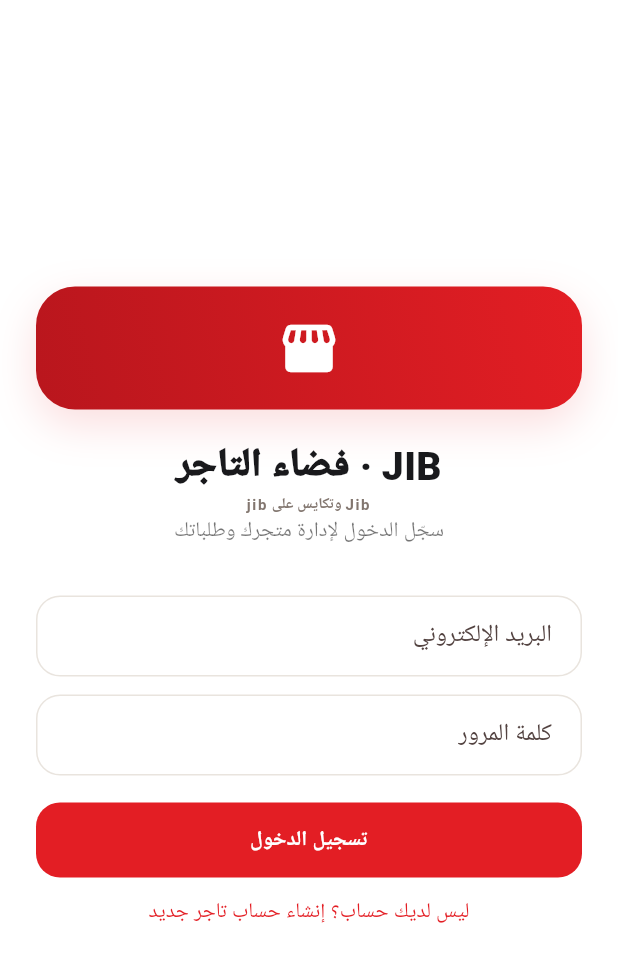
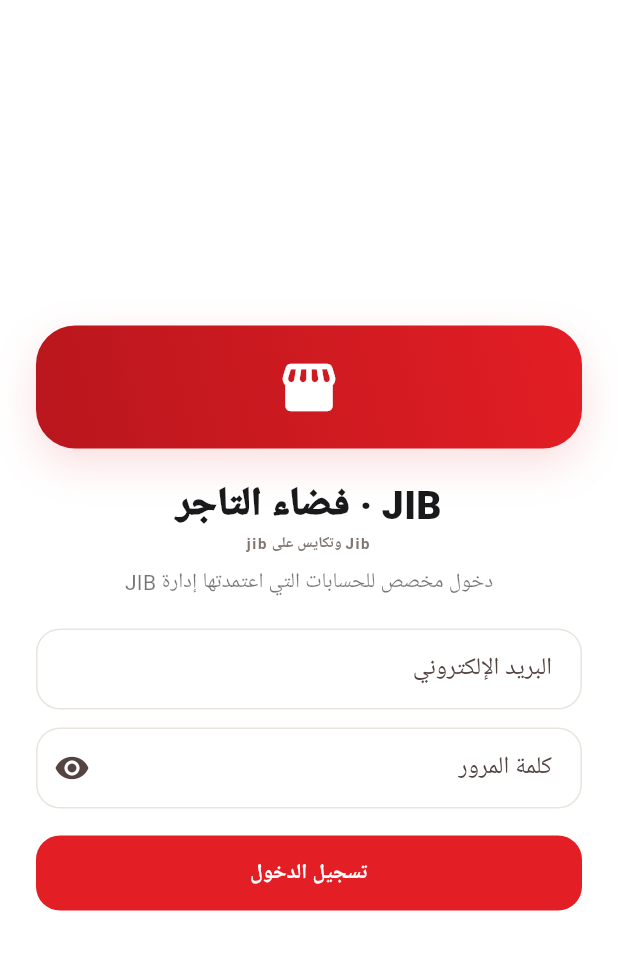
Before and after one commit to hatimsawad/jib-delivery, a Flutter app: the screen it shows after launch, on a phone screen of 412 x 824 dp. Shown: the top 962 px of the screen. Run offline on Flutter 3.47's test engine with Material 3 defaults, Android fonts, the phone set to English and light mode, and no system bars; our stand-ins replace geolocator, image_picker, shared_preferences, supabase_flutter; accounts and stored records are empty.

Commit message:
Restrict Merchant access to JIB-approved accounts and existing stores

```diff
--- a/apps/merchant/lib/main.dart
+++ b/apps/merchant/lib/main.dart
@@ -154,71 +154,41 @@ class MerchantLogin extends StatefulWidget {
 
 class _MerchantLoginState extends State<MerchantLogin> {
   final email = TextEditingController(), password = TextEditingController();
-  final storeName = TextEditingController(), fullName = TextEditingController();
-  final phone = TextEditingController(), address = TextEditingController(), description = TextEditingController();
-  String category = 'restaurant';
-  bool busy = false, creating = false;
-  String? error, notice;
+  bool busy = false, showPassword = false;
+  String? error;
+
   @override
-  void dispose() {
-    email.dispose(); password.dispose(); storeName.dispose(); fullName.dispose();
-    phone.dispose(); address.dispose(); description.dispose(); super.dispose();
+  void dispose() { email.dispose(); password.dispose(); super.dispose(); }
+
+  Future<void> submit() async {
+    if (email.text.trim().isEmpty || password.text.isEmpty) {
+      setState(() => error = 'أدخل البريد الإلكتروني وكلمة المرور.');
+      return;
+    }
+    setState(() { busy = true; error = null; });
+    try {
+      await db.auth.signInWithPassword(email: email.text.trim(), password: password.text);
+    } on AuthException catch (e) {
+      if (mounted) setState(() => error = e.message);
+    } catch (e) {
+      if (mounted) setState(() => error = networkErrorMessage(e));
+    } finally {
+      if (mounted) setState(() => busy = false);
+    }
   }
 
-  Future<void> submit() async {
-    setState(() { busy = true; error = null; notice = null; });
-    try {
-      if (creating) {
-        if (storeName.text.trim().isEmpty || fullName.text.trim().isEmpty) {
-          throw const AuthException('يرجى إدخال اسم التاجر واسم المتجر.');
-        }
-        final result = await db.auth.signUp(
-          email: email.text.trim(),
-          password: password.text,
-          data: {
-            'full_name': fullName.text.trim(),
-            'merchant_store_name': storeName.text.trim(),
-            'merchant_category': category,
-            'merchant_phone': phone.text.trim(),
-            'merchant_address': address.text.trim(),
-            'merchant_description': description.text.trim(),
-          },
-        );
-        if (result.session == null) {
-          setState(() => notice = 'تم إرسال طلب إنشاء الحساب. افتح بريدك الإلكتروني وأكّد الحساب، ثم ارجع إلى هنا وسجّل الدخول بنفس البريد وكلمة المرور لإكمال إعداد المتجر.');
-        } else {
-          setState(() => notice = 'تم إنشاء الحساب. جارٍ إعداد متجرك...');
-        }
-      } else {
-        await db.auth.signInWithPassword(email: email.text.trim(), password: password.text);
-      }
-    } on AuthException catch (e) { if (mounted) setState(() => error = e.message); }
-      on SocketException catch (e) { if (mounted) setState(() => error = networkErrorMessage(e)); }
-      on TimeoutException catch (e) { if (mounted) setState(() => error = networkErrorMessage(e)); }
-      catch (e) { if (mounted) setState(() => error = networkErrorMessage(e)); }
-    finally { if (mounted) setState(() => busy = false); }
-  }
-
-  Widget field(TextEditingController c, String label, {bool secret = false, TextInputType? type}) =>
-    Padding(padding: const EdgeInsets.only(top: 12), child: TextField(
-      controller: c, obscureText: secret, keyboardType: type,
-      decoration: InputDecoration(labelText: label, border: const OutlineInputBorder()),
-    ));
-
   @override
-  Widget build(BuildContext context) => Scaffold(body: Center(child: SingleChildScrollView(
-    padding: const EdgeInsets.all(24), child: ConstrainedBox(
-      constraints: const BoxConstraints(maxWidth: 440), child: Column(
-        crossAxisAlignment: CrossAxisAlignment.stretch, children: [
+  Widget build(BuildContext context) => Scaffold(
+    body: SafeArea(child: Center(child: SingleChildScrollView(
+      padding: const EdgeInsets.all(24),
+      child: ConstrainedBox(
+        constraints: const BoxConstraints(maxWidth: 440),
+        child: Column(crossAxisAlignment: CrossAxisAlignment.stretch, children: [
           Container(
-            width: 82,
-            height: 82,
+            width: 82, height: 82,
             decoration: BoxDecoration(
-              gradient: const LinearGradient(
-                begin: Alignment.topRight,
-                end: Alignment.bottomLeft,
-                colors: [Color(0xFFE31E24), Color(0xFFB9161D)],
-              ),
+              gradient: const LinearGradient(begin: Alignment.topRight, end: Alignment.bottomLeft,
+                colors: [Color(0xFFE31E24), Color(0xFFB9161D)]),
               borderRadius: BorderRadius.circular(26),
               boxShadow: const [BoxShadow(color: Color(0x26E31E24), blurRadius: 24, offset: Offset(0, 10))],
             ),
@@ -226,38 +196,33 @@ class _MerchantLoginState extends State<MerchantLogin> {
             child: const Icon(Icons.storefront_rounded, color: Colors.white, size: 42),
           ),
           const SizedBox(height: 18),
-          const Text('JIB · فضاء التاجر', textAlign: TextAlign.center, style: TextStyle(fontSize: 26, fontWeight: FontWeight.w900)),
-          const Text('Jib وتكايس على jib', textAlign: TextAlign.center, style: TextStyle(color: Color(0xFF82766F), fontSize: 10, fontWeight: FontWeight.w700, letterSpacing: 1.1)),
-          Text(creating ? 'أنشئ حساب التاجر ومتجرك على JIB' : 'سجّل الدخول لإدارة متجرك وطلباتك', textAlign: TextAlign.center, style: const TextStyle(color: Colors.black54)),
+          const Text('JIB · فضاء التاجر', textAlign: TextAlign.center,
+            style: TextStyle(fontSize: 26, fontWeight: FontWeight.w900)),
+          const Text('Jib وتكايس على jib', textAlign: TextAlign.center,
+            style: TextStyle(color: Color(0xFF82766F), fontSize: 10, fontWeight: FontWeight.w700, letterSpacing: 1.1)),
+          const SizedBox(height: 8),
+          const Text('دخول مخصص للحسابات التي اعتمدتها إدارة JIB',
+            textAlign: TextAlign.center, style: TextStyle(color: Colors.black54)),
           const SizedBox(height: 20),
-          if (creating) ...[
-            field(fullName, 'اسم التاجر'),
-            field(storeName, 'اسم المتجر'),
-            Padding(padding: const EdgeInsets.only(top: 12), child: DropdownButtonFormField<String>(
-              value: category, decoration: const InputDecoration(labelText: 'نوع المتجر', border: OutlineInputBorder()),
-              items: const [
-                DropdownMenuItem(value: 'restaurant', child: Text('مطعم')),
-                DropdownMenuItem(value: 'grocery', child: Text('بقالة')),
-                DropdownMenuItem(value: 'shop', child: Text('متجر')),
-              ], onChanged: busy ? null : (v) { if (v != null) setState(() => category = v); },
-            )),
-            field(phone, 'رقم الهاتف', type: TextInputType.phone),
-            field(address, 'عنوان المتجر'),
-            field(description, 'وصف المتجر'),
-          ],
-          field(email, 'البريد الإلكتروني', type: TextInputType.emailAddress),
-          field(password, 'كلمة المرور', secret: true),
-          if (error != null) Padding(padding: const EdgeInsets.only(top: 12), child: Text(error!, style: const TextStyle(color: jibRed))),
-          if (notice != null) Padding(padding: const EdgeInsets.only(top: 12), child: Text(notice!, style: const TextStyle(color: Colors.green, fontWeight: FontWeight.w600))),
+          TextField(controller: email, keyboardType: TextInputType.emailAddress,
+            decoration: const InputDecoration(labelText: 'البريد الإلكتروني', border: OutlineInputBorder())),
+          const SizedBox(height: 12),
+          TextField(controller: password, obscureText: !showPassword,
+            decoration: InputDecoration(labelText: 'كلمة المرور', border: const OutlineInputBorder(),
+              suffixIcon: IconButton(
+                onPressed: () => setState(() => showPassword = !showPassword),
+                icon: Icon(showPassword ? Icons.visibility_off : Icons.visibility),
+              ))),
+          if (error != null) Padding(padding: const EdgeInsets.only(top: 12),
+            child: Text(error!, style: const TextStyle(color: jibRed))),
           const SizedBox(height: 18),
-          FilledButton(onPressed: busy ? null : submit, style: FilledButton.styleFrom(backgroundColor: jibRed, padding: const EdgeInsets.all(15)),
-            child: Text(busy ? 'يرجى الانتظار...' : creating ? 'إنشاء حساب التاجر' : 'تسجيل الدخول')),
-          TextButton(onPressed: busy ? null : () => setState(() { creating = !creating; error = null; notice = null; }),
-            child: Text(creating ? 'لدي حساب بالفعل — تسجيل الدخول' : 'ليس لديك حساب؟ إنشاء حساب تاجر جديد')),
-        ],
+          FilledButton(onPressed: busy ? null : submit,
+            style: FilledButton.styleFrom(backgroundColor: jibRed, padding: const EdgeInsets.all(15)),
+            child: Text(busy ? 'يرجى الانتظار...' : 'تسجيل الدخول')),
+        ]),
       ),
-    ),
-  )));
+    ))),
+  );
 }
 
 class MerchantHome extends StatefulWidget {
@@ -278,21 +243,7 @@ class _MerchantHomeState extends State<MerchantHome> {
     setState(() { loading = true; error = null; });
     try {
       final uid = db.auth.currentUser!.id;
-      var stores = await db.from('stores').select().eq('owner_id', uid).limit(1);
-      if (stores.isEmpty) {
-        final meta = db.auth.currentUser?.userMetadata ?? {};
-        final pendingName = meta['merchant_store_name']?.toString() ?? '';
-        if (pendingName.trim().isNotEmpty) {
-          await db.rpc('register_merchant_store', params: {
-            'p_name': pendingName,
-            'p_category': meta['merchant_category']?.toString() ?? 'shop',
-            'p_phone': meta['merchant_phone']?.toString() ?? '',
-            'p_address': meta['merchant_address']?.toString() ?? '',
-            'p_description': meta['merchant_description']?.toString() ?? '',
-          });
-          stores = await db.from('stores').select().eq('owner_id', uid).limit(1);
-        }
-      }
+      final stores = await db.from('stores').select().eq('owner_id', uid).limit(1);
       if (stores.isNotEmpty) {
         store = Map<String, dynamic>.from(stores.first);
         final sid = store!['id'];
```
